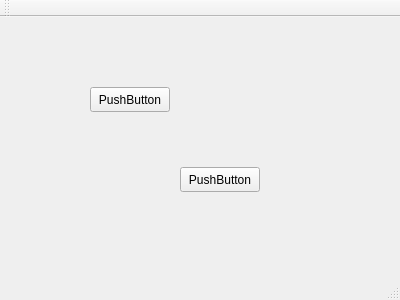
Above: MyMessengerQtClientGui/mainwindow.ui from prekel/MyMessengerQtClient before the change. Below: the same form after it.
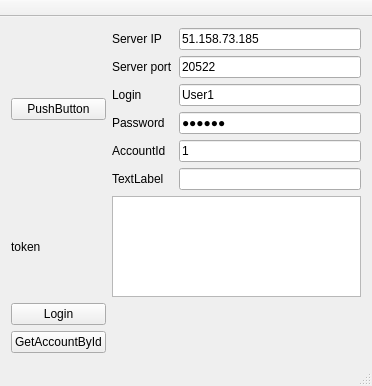
That is the form after the change.

The edit to the form file:
```diff
--- a/MyMessengerQtClientGui/mainwindow.ui
+++ b/MyMessengerQtClientGui/mainwindow.ui
@@ -6,40 +6,134 @@
    <rect>
     <x>0</x>
     <y>0</y>
-    <width>400</width>
-    <height>300</height>
+    <width>372</width>
+    <height>386</height>
    </rect>
   </property>
   <property name="windowTitle">
    <string>MainWindow</string>
   </property>
   <widget class="QWidget" name="centralWidget">
-   <widget class="QPushButton" name="pushButton">
-    <property name="geometry">
-     <rect>
-      <x>90</x>
-      <y>70</y>
-      <width>80</width>
-      <height>25</height>
-     </rect>
-    </property>
-    <property name="text">
-     <string>PushButton</string>
-    </property>
-   </widget>
-   <widget class="QPushButton" name="pushButton_2">
-    <property name="geometry">
-     <rect>
-      <x>180</x>
-      <y>150</y>
-      <width>80</width>
-      <height>25</height>
-     </rect>
-    </property>
-    <property name="text">
-     <string>PushButton</string>
-    </property>
-   </widget>
+   <layout class="QGridLayout" name="gridLayout">
+    <item row="0" column="1">
+     <layout class="QFormLayout" name="formLayout">
+      <item row="0" column="1">
+       <widget class="QLineEdit" name="lineEdit_serverip">
+        <property name="text">
+         <string>51.158.73.185</string>
+        </property>
+       </widget>
+      </item>
+      <item row="0" column="0">
+       <widget class="QLabel" name="label">
+        <property name="text">
+         <string>Server IP</string>
+        </property>
+       </widget>
+      </item>
+      <item row="1" column="0">
+       <widget class="QLabel" name="label_2">
+        <property name="text">
+         <string>Server port</string>
+        </property>
+       </widget>
+      </item>
+      <item row="2" column="0">
+       <widget class="QLabel" name="label_3">
+        <property name="text">
+         <string>Login</string>
+        </property>
+       </widget>
+      </item>
+      <item row="3" column="0">
+       <widget class="QLabel" name="label_4">
+        <property name="text">
+         <string>Password</string>
+        </property>
+       </widget>
+      </item>
+      <item row="4" column="0">
+       <widget class="QLabel" name="label_5">
+        <property name="text">
+         <string>AccountId</string>
+        </property>
+       </widget>
+      </item>
+      <item row="5" column="0">
+       <widget class="QLabel" name="label_6">
+        <property name="text">
+         <string>TextLabel</string>
+        </property>
+       </widget>
+      </item>
+      <item row="1" column="1">
+       <widget class="QLineEdit" name="lineEdit_serverport">
+        <property name="text">
+         <string>20522</string>
+        </property>
+       </widget>
+      </item>
+      <item row="2" column="1">
+       <widget class="QLineEdit" name="lineEdit_login">
+        <property name="text">
+         <string>User1</string>
+        </property>
+       </widget>
+      </item>
+      <item row="3" column="1">
+       <widget class="QLineEdit" name="lineEdit_password">
+        <property name="text">
+         <string>123456</string>
+        </property>
+        <property name="echoMode">
+         <enum>QLineEdit::Password</enum>
+        </property>
+       </widget>
+      </item>
+      <item row="4" column="1">
+       <widget class="QLineEdit" name="lineEdit_accountid">
+        <property name="text">
+         <string>1</string>
+        </property>
+       </widget>
+      </item>
+      <item row="5" column="1">
+       <widget class="QLineEdit" name="lineEdit_6"/>
+      </item>
+     </layout>
+    </item>
+    <item row="1" column="1">
+     <widget class="QTreeView" name="treeView"/>
+    </item>
+    <item row="1" column="0">
+     <widget class="QLabel" name="label_token">
+      <property name="text">
+       <string>token</string>
+      </property>
+     </widget>
+    </item>
+    <item row="2" column="0">
+     <widget class="QPushButton" name="pushButton_login">
+      <property name="text">
+       <string>Login</string>
+      </property>
+     </widget>
+    </item>
+    <item row="0" column="0">
+     <widget class="QPushButton" name="pushButton">
+      <property name="text">
+       <string>PushButton</string>
+      </property>
+     </widget>
+    </item>
+    <item row="3" column="0">
+     <widget class="QPushButton" name="pushButton_gabid">
+      <property name="text">
+       <string>GetAccountById</string>
+      </property>
+     </widget>
+    </item>
+   </layout>
   </widget>
   <widget class="QMenuBar" name="menuBar">
    <property name="geometry">
@@ -52,6 +146,9 @@
    </property>
   </widget>
   <widget class="QToolBar" name="mainToolBar">
+   <property name="movable">
+    <bool>false</bool>
+   </property>
    <attribute name="toolBarArea">
     <enum>TopToolBarArea</enum>
    </attribute>
```
Left out of the diff: 4 changed lines with no effect on the pictures.
